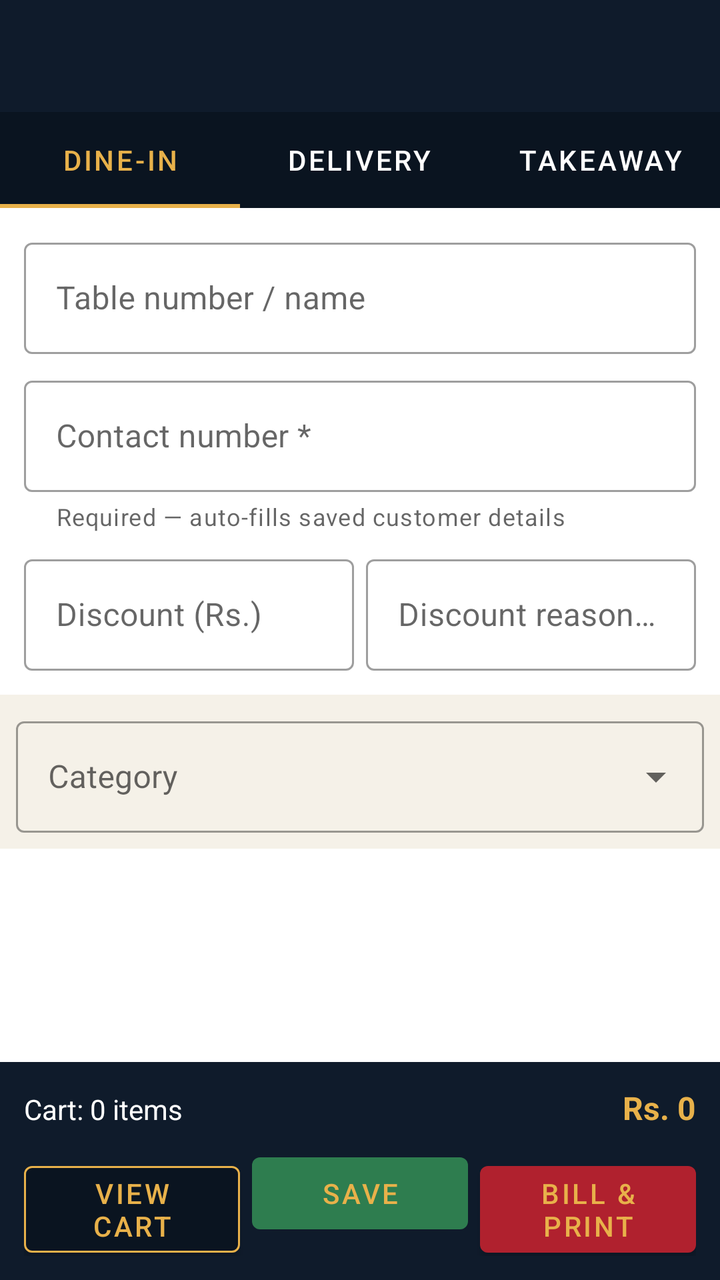
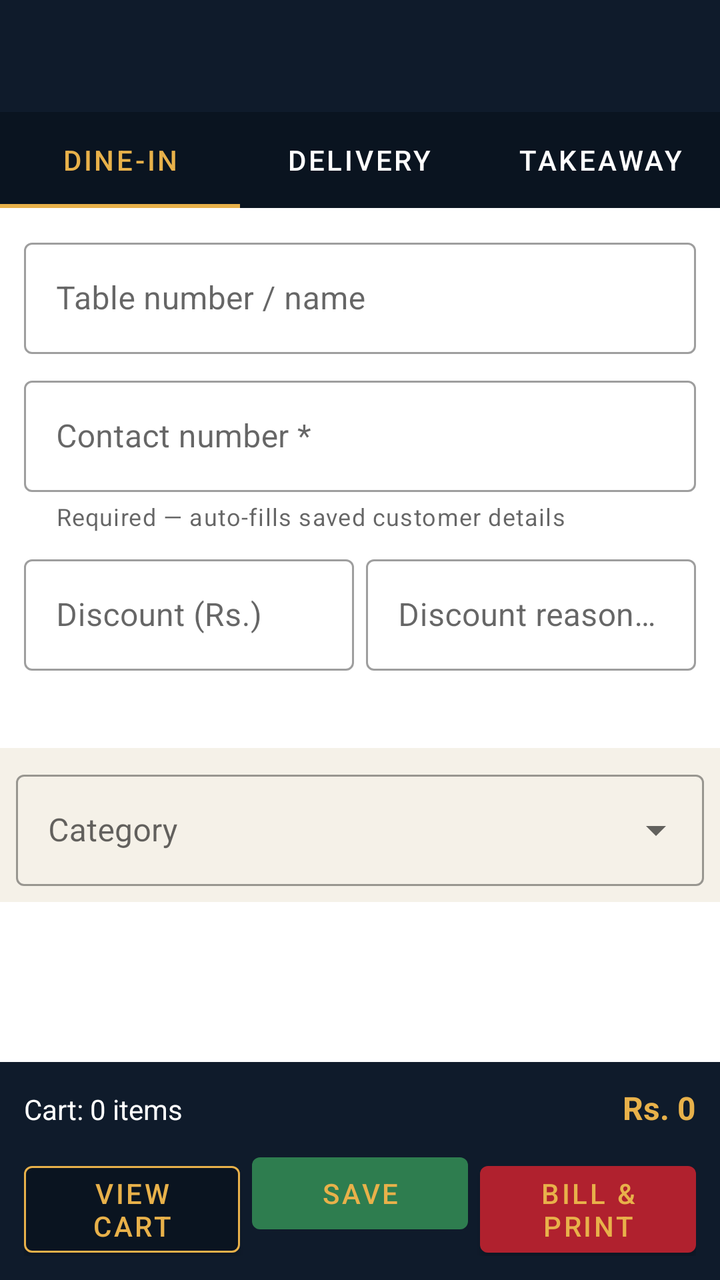

The first picture is an Android layout as it rendered before a commit; the second is the same layout after the commit. The layout source and the unified diff follow.
<!-- AndroidManifest.xml: application theme Theme.PizzaCafe -->
<!-- res/layout/activity_new_order.xml -->
<?xml version="1.0" encoding="utf-8"?>
<LinearLayout xmlns:android="http://schemas.android.com/apk/res/android"
    xmlns:app="http://schemas.android.com/apk/res-auto"
    android:layout_width="match_parent"
    android:layout_height="match_parent"
    android:orientation="vertical"
    android:background="@color/light_bg">

    <androidx.appcompat.widget.Toolbar
        android:id="@+id/toolbar"
        android:layout_width="match_parent"
        android:layout_height="?attr/actionBarSize"
        android:background="@color/navy"
        android:titleTextColor="@color/gold"
        android:title="New Order"/>

    <com.google.android.material.tabs.TabLayout
        android:id="@+id/tabOrderType"
        android:layout_width="match_parent"
        android:layout_height="wrap_content"
        app:tabBackground="@color/navy_dark"
        app:tabIndicatorColor="@color/gold"
        app:tabSelectedTextColor="@color/gold"
        app:tabTextColor="@color/white">

        <com.google.android.material.tabs.TabItem
            android:layout_width="wrap_content"
            android:layout_height="wrap_content"
            android:text="Dine-in"/>
        <com.google.android.material.tabs.TabItem
            android:layout_width="wrap_content"
            android:layout_height="wrap_content"
            android:text="Delivery"/>
        <com.google.android.material.tabs.TabItem
            android:layout_width="wrap_content"
            android:layout_height="wrap_content"
            android:text="Takeaway"/>
    </com.google.android.material.tabs.TabLayout>

    <LinearLayout
        android:id="@+id/detailsContainer"
        android:layout_width="match_parent"
        android:layout_height="wrap_content"
        android:orientation="vertical"
        android:background="@color/white"
        android:padding="12dp">

        
        <com.google.android.material.textfield.TextInputLayout
            android:id="@+id/layoutTable"
            style="@style/Widget.MaterialComponents.TextInputLayout.OutlinedBox"
            android:layout_width="match_parent"
            android:layout_height="wrap_content"
            android:hint="Table number / name">
            <com.google.android.material.textfield.TextInputEditText
                android:id="@+id/etTable"
                android:layout_width="match_parent"
                android:layout_height="wrap_content"
                android:inputType="text"/>
        </com.google.android.material.textfield.TextInputLayout>

        
        <com.google.android.material.textfield.TextInputLayout
            android:id="@+id/layoutName"
            style="@style/Widget.MaterialComponents.TextInputLayout.OutlinedBox"
            android:layout_width="match_parent"
            android:layout_height="wrap_content"
            android:layout_marginTop="8dp"
            android:hint="Customer name"
            android:visibility="gone">
            <com.google.android.material.textfield.TextInputEditText
                android:id="@+id/etName"
                android:layout_width="match_parent"
                android:layout_height="wrap_content"
                android:inputType="textPersonName"/>
        </com.google.android.material.textfield.TextInputLayout>

        
        <com.google.android.material.textfield.TextInputLayout
            android:id="@+id/layoutPhone"
            style="@style/Widget.MaterialComponents.TextInputLayout.OutlinedBox"
            android:layout_width="match_parent"
            android:layout_height="wrap_content"
            android:layout_marginTop="8dp"
            android:hint="Contact number *"
            app:helperText="Required — auto-fills saved customer details"
            app:helperTextEnabled="true">
            <com.google.android.material.textfield.TextInputEditText
                android:id="@+id/etPhone"
                android:layout_width="match_parent"
                android:layout_height="wrap_content"
                android:inputType="phone"
                android:maxLength="15"/>
        </com.google.android.material.textfield.TextInputLayout>

        <com.google.android.material.textfield.TextInputLayout
            android:id="@+id/layoutAddress"
            style="@style/Widget.MaterialComponents.TextInputLayout.OutlinedBox"
            android:layout_width="match_parent"
            android:layout_height="wrap_content"
            android:layout_marginTop="8dp"
            android:hint="Delivery address"
            android:visibility="gone">
            <com.google.android.material.textfield.TextInputEditText
                android:id="@+id/etAddress"
                android:layout_width="match_parent"
                android:layout_height="wrap_content"
                android:inputType="textPostalAddress"/>
        </com.google.android.material.textfield.TextInputLayout>

        <com.google.android.material.textfield.TextInputLayout
            android:id="@+id/layoutZone"
            style="@style/Widget.MaterialComponents.TextInputLayout.OutlinedBox.ExposedDropdownMenu"
            android:layout_width="match_parent"
            android:layout_height="wrap_content"
            android:layout_marginTop="8dp"
            android:hint="Delivery zone / charge"
            android:visibility="gone">
            <AutoCompleteTextView
                android:id="@+id/spZone"
                android:layout_width="match_parent"
                android:layout_height="wrap_content"
                android:inputType="none"/>
        </com.google.android.material.textfield.TextInputLayout>

        
        <LinearLayout
            android:layout_width="match_parent"
            android:layout_height="wrap_content"
            android:orientation="horizontal"
            android:layout_marginTop="8dp">

            <com.google.android.material.textfield.TextInputLayout
                style="@style/Widget.MaterialComponents.TextInputLayout.OutlinedBox"
                android:layout_width="0dp"
                android:layout_height="wrap_content"
                android:layout_weight="1"
                android:layout_marginEnd="6dp"
                android:hint="Discount (Rs.)">
                <com.google.android.material.textfield.TextInputEditText
                    android:id="@+id/etDiscount"
                    android:layout_width="match_parent"
                    android:layout_height="wrap_content"
                    android:inputType="numberDecimal"/>
            </com.google.android.material.textfield.TextInputLayout>

            <com.google.android.material.textfield.TextInputLayout
                style="@style/Widget.MaterialComponents.TextInputLayout.OutlinedBox"
                android:layout_width="0dp"
                android:layout_height="wrap_content"
                android:layout_weight="1"
                android:hint="Discount reason (optional)">
                <com.google.android.material.textfield.TextInputEditText
                    android:id="@+id/etDiscountNote"
                    android:layout_width="match_parent"
                    android:layout_height="wrap_content"
                    android:inputType="text"/>
            </com.google.android.material.textfield.TextInputLayout>
        </LinearLayout>
    </LinearLayout>

    <com.google.android.material.textfield.TextInputLayout
        style="@style/Widget.MaterialComponents.TextInputLayout.OutlinedBox.ExposedDropdownMenu"
        android:layout_width="match_parent"
        android:layout_height="wrap_content"
        android:padding="8dp"
        android:hint="Category">
        <AutoCompleteTextView
            android:id="@+id/spCategory"
            android:layout_width="match_parent"
            android:layout_height="wrap_content"
            android:inputType="none"/>
    </com.google.android.material.textfield.TextInputLayout>

    <androidx.recyclerview.widget.RecyclerView
        android:id="@+id/rvMenu"
        android:layout_width="match_parent"
        android:layout_height="0dp"
        android:layout_weight="1"
        android:background="@color/white"/>

    <LinearLayout
        android:layout_width="match_parent"
        android:layout_height="wrap_content"
        android:orientation="vertical"
        android:background="@color/navy"
        android:padding="12dp">

        <LinearLayout
            android:layout_width="match_parent"
            android:layout_height="wrap_content"
            android:orientation="horizontal">

            <TextView
                android:id="@+id/tvCartSummary"
                android:layout_width="0dp"
                android:layout_height="wrap_content"
                android:layout_weight="1"
                android:textColor="@color/white"
                android:textSize="14sp"
                android:gravity="center_vertical"
                android:text="Cart: 0 items"/>

            <TextView
                android:id="@+id/tvCartTotal"
                android:layout_width="wrap_content"
                android:layout_height="wrap_content"
                android:textColor="@color/gold"
                android:textStyle="bold"
                android:textSize="16sp"
                android:gravity="center_vertical"
                android:text="Rs. 0"/>
        </LinearLayout>

        <TextView
            android:id="@+id/tvDiscountApplied"
            android:layout_width="match_parent"
            android:layout_height="wrap_content"
            android:textColor="@color/gold_light"
            android:textSize="12sp"
            android:gravity="end"
            android:visibility="gone"
            android:text="Discount applied: Rs. 0"/>

        <LinearLayout
            android:layout_width="match_parent"
            android:layout_height="wrap_content"
            android:orientation="horizontal"
            android:layout_marginTop="8dp">

            <com.google.android.material.button.MaterialButton
                android:id="@+id/btnViewCart"
                android:layout_width="0dp"
                android:layout_height="wrap_content"
                android:layout_weight="1"
                android:layout_marginEnd="6dp"
                android:text="View Cart"
                app:backgroundTint="@color/navy_dark"
                app:strokeColor="@color/gold"
                app:strokeWidth="1dp"/>

            <com.google.android.material.button.MaterialButton
                android:id="@+id/btnSave"
                android:layout_width="0dp"
                android:layout_height="wrap_content"
                android:layout_weight="1"
                android:layout_marginEnd="6dp"
                android:text="Save"
                app:backgroundTint="@color/cafe_green"/>

            <com.google.android.material.button.MaterialButton
                android:id="@+id/btnBill"
                android:layout_width="0dp"
                android:layout_height="wrap_content"
                android:layout_weight="1"
                android:text="Bill &amp; Print"
                app:backgroundTint="@color/cafe_red"/>
        </LinearLayout>
    </LinearLayout>

</LinearLayout>
<!-- resources referenced by this layout -->
<resources>
  <color name="cafe_green">#2E7D4F</color>
  <color name="cafe_red">#B0212E</color>
  <color name="gold">#E8B14A</color>
  <color name="gold_light">#F3D08C</color>
  <color name="light_bg">#F5F1E8</color>
  <color name="navy">#0F1B2B</color>
  <color name="navy_dark">#0A1420</color>
  <color name="white">#FFFFFF</color>
  <style name="Theme.PizzaCafe" parent="Theme.MaterialComponents.DayNight.NoActionBar">
          <item name="colorPrimary">@color/navy</item>
          <item name="colorPrimaryVariant">@color/navy_dark</item>
          <item name="colorOnPrimary">@color/gold</item>
          <item name="colorSecondary">@color/cafe_red</item>
          <item name="colorSecondaryVariant">@color/cafe_red</item>
          <item name="colorOnSecondary">@color/white</item>
          <item name="android:windowBackground">@color/light_bg</item>
          <item name="android:statusBarColor">@color/navy_dark</item>
      </style>
</resources>

<!-- the commit's change to res/layout/activity_new_order.xml (unified diff, before → after) -->
@@ -37,6 +37,11 @@
             android:text="Takeaway"/>
     </com.google.android.material.tabs.TabLayout>
 
+    <androidx.core.widget.NestedScrollView
+        android:layout_width="match_parent"
+        android:layout_height="270dp"
+        android:background="@color/white">
+
     <LinearLayout
         android:id="@+id/detailsContainer"
         android:layout_width="match_parent"
@@ -118,6 +123,54 @@
             android:visibility="gone">
             <AutoCompleteTextView
                 android:id="@+id/spZone"
+                android:layout_width="match_parent"
+                android:layout_height="wrap_content"
+                android:inputType="none"/>
+        </com.google.android.material.textfield.TextInputLayout>
+
+        
+        <com.google.android.material.textfield.TextInputLayout
+            android:id="@+id/layoutDeliveryChargeManual"
+            style="@style/Widget.MaterialComponents.TextInputLayout.OutlinedBox"
+            android:layout_width="match_parent"
+            android:layout_height="wrap_content"
+            android:layout_marginTop="8dp"
+            android:hint="Delivery charge (Rs.) — editable"
+            android:visibility="gone">
+            <com.google.android.material.textfield.TextInputEditText
+                android:id="@+id/etDeliveryCharge"
+                android:layout_width="match_parent"
+                android:layout_height="wrap_content"
+                android:inputType="numberDecimal"/>
+        </com.google.android.material.textfield.TextInputLayout>
+
+        
+        <com.google.android.material.textfield.TextInputLayout
+            android:id="@+id/layoutRider"
+            style="@style/Widget.MaterialComponents.TextInputLayout.OutlinedBox.ExposedDropdownMenu"
+            android:layout_width="match_parent"
+            android:layout_height="wrap_content"
+            android:layout_marginTop="8dp"
+            android:hint="Rider"
+            android:visibility="gone">
+            <AutoCompleteTextView
+                android:id="@+id/spRider"
+                android:layout_width="match_parent"
+                android:layout_height="wrap_content"
+                android:inputType="none"/>
+        </com.google.android.material.textfield.TextInputLayout>
+
+        
+        <com.google.android.material.textfield.TextInputLayout
+            android:id="@+id/layoutWaiter"
+            style="@style/Widget.MaterialComponents.TextInputLayout.OutlinedBox.ExposedDropdownMenu"
+            android:layout_width="match_parent"
+            android:layout_height="wrap_content"
+            android:layout_marginTop="8dp"
+            android:hint="Waiter"
+            android:visibility="gone">
+            <AutoCompleteTextView
+                android:id="@+id/spWaiter"
                 android:layout_width="match_parent"
                 android:layout_height="wrap_content"
                 android:inputType="none"/>
@@ -158,6 +211,7 @@
             </com.google.android.material.textfield.TextInputLayout>
         </LinearLayout>
     </LinearLayout>
+    </androidx.core.widget.NestedScrollView>
 
     <com.google.android.material.textfield.TextInputLayout
         style="@style/Widget.MaterialComponents.TextInputLayout.OutlinedBox.ExposedDropdownMenu"
